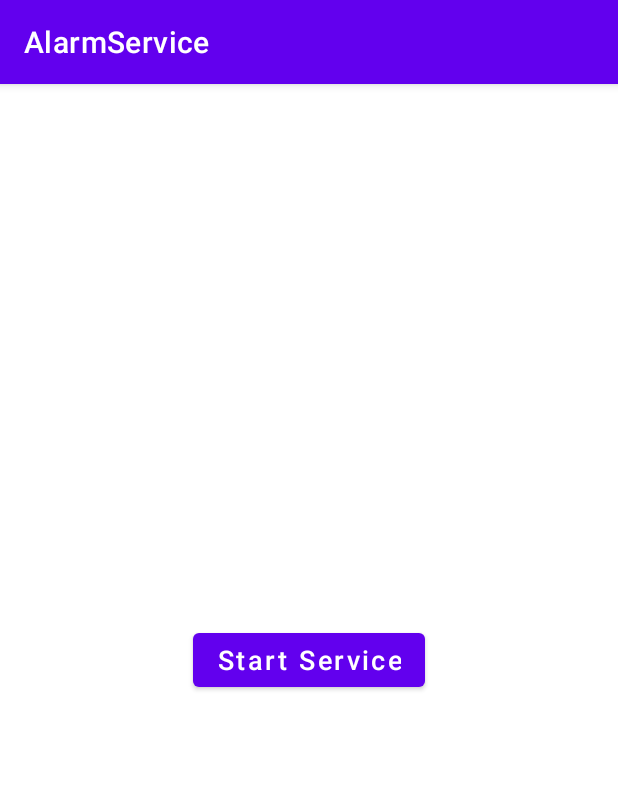
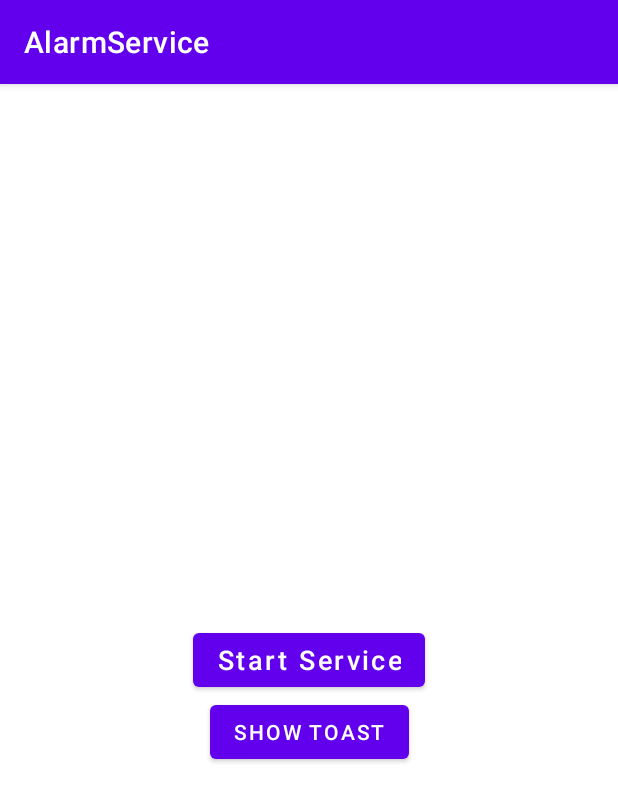
Before and after one commit to Ahmed-P-Mostafa/Alarm-Service, an Android app: the screen it shows after launch (MainActivity), on a phone screen of 412 x 824 dp. Shown: the top 802 px of the screen. Run offline under Robolectric (Android 15) with nearby library versions, the phone set to English and light mode, and no system bars.

```diff
--- a/app/src/main/java/com/example/alarmservice/AlarmService.kt
+++ b/app/src/main/java/com/example/alarmservice/AlarmService.kt
@@ -44,8 +44,6 @@ class AlarmService : Service() {
                 stopAlarm()
             }
         }
-
-
         return START_STICKY
 
     }
--- a/app/src/main/res/layout/activity_main.xml
+++ b/app/src/main/res/layout/activity_main.xml
@@ -19,4 +19,14 @@
         app:layout_constraintRight_toRightOf="parent"
         app:layout_constraintTop_toTopOf="parent" />
 
+    <Button
+
+        android:layout_width="wrap_content"
+        android:layout_height="wrap_content"
+        android:onClick="toast"
+        app:layout_constraintStart_toStartOf="parent"
+        app:layout_constraintEnd_toEndOf="parent"
+        app:layout_constraintTop_toBottomOf="@id/button"
+        android:text="show Toast"/>
+
 </androidx.constraintlayout.widget.ConstraintLayout>
```
Also changed, not shown: app/src/main/AndroidManifest.xml (+7 -0 lines), app/src/main/java/com/example/alarmservice/MainActivity.kt (+17 -0 lines), app/src/main/java/com/example/alarmservice/MyReceiver.kt (added, +20 -0 lines).
